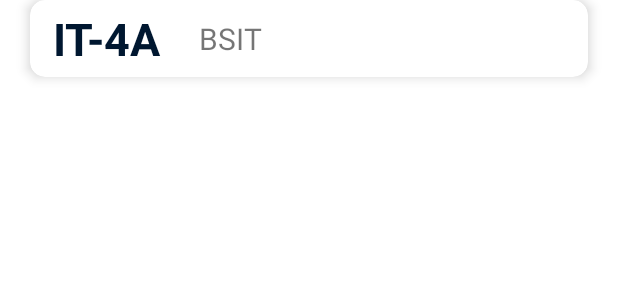
After one commit to itechpaulj/gportal, an Android app: the layout sections_list_item.xml on its own in the app's theme, with its tools: preview values and no code run, on a phone screen of 412 x 824 dp. The commit adds this screen. Shown: the top 300 px of the screen. Run offline under Robolectric (Android 15) with nearby library versions, the phone set to English and light mode, and no system bars.

Commit message:
View Sections

```diff
--- a/app/src/main/res/layout/activity_testinganbutton.xml
+++ b/app/src/main/res/layout/activity_testinganbutton.xml
@@ -50,4 +50,10 @@
         android:layout_width="wrap_content"
         android:layout_height="wrap_content"></Button>
 
+    <Button
+        android:textColor="@color/white"
+        android:id="@+id/viewSections"
+        android:text="View Sections"
+        android:layout_width="wrap_content"
+        android:layout_height="wrap_content"></Button>
 </LinearLayout>
--- /dev/null
+++ b/app/src/main/res/layout/sections_list_item.xml
@@ -0,0 +1,47 @@
+<?xml version="1.0" encoding="utf-8"?>
+<androidx.cardview.widget.CardView xmlns:android="http://schemas.android.com/apk/res/android"
+    xmlns:app="http://schemas.android.com/apk/res-auto"
+    android:id="@+id/parent"
+    android:layout_width="match_parent"
+    android:layout_height="wrap_content"
+    android:layout_marginLeft="20dp"
+    android:layout_marginRight="20dp"
+    android:layout_marginBottom="5dp"
+    android:layout_marginTop="0dp"
+    android:outlineAmbientShadowColor="@color/colorPrimary"
+    app:cardCornerRadius="10dp"
+    app:cardElevation="5dp">
+
+    <RelativeLayout
+        android:layout_width="match_parent"
+        android:layout_height="wrap_content">
+
+
+        <TextView
+            android:id="@+id/secCode"
+            android:layout_width="wrap_content"
+            android:layout_height="wrap_content"
+            android:layout_centerVertical="true"
+            android:layout_marginLeft="10dp"
+            android:layout_marginRight="10dp"
+            android:padding="5dp"
+            android:shadowRadius="@android:integer/config_longAnimTime"
+            android:text="IT-4A"
+            android:textColor="@color/colorPrimary"
+            android:textSize="30sp"
+            android:textStyle="bold" />
+
+
+        <TextView
+            android:id="@+id/secDetails"
+            android:layout_width="wrap_content"
+            android:layout_height="wrap_content"
+            android:layout_centerVertical="true"
+            android:layout_margin="10dp"
+            android:layout_toRightOf="@+id/secCode"
+            android:text="BSIT"
+            android:textSize="20sp" />
+
+    </RelativeLayout>
+
+</androidx.cardview.widget.CardView>
```
Also changed, not shown: app/src/main/java/com/javinezpaul/gradeportalschool/Ay.java (added, +64 -0 lines), app/src/main/java/com/javinezpaul/gradeportalschool/Section.java (added, +44 -0 lines), app/src/main/java/com/javinezpaul/gradeportalschool/SectionRecViewAdapter.java (added, +82 -0 lines), app/src/main/java/com/javinezpaul/gradeportalschool/Subject.java (added, +64 -0 lines), app/src/main/java/com/javinezpaul/gradeportalschool/Testinganbutton.java (+10 -1 lines), app/src/main/java/com/javinezpaul/gradeportalschool/ViewPrograms.java (+4 -5 lines), app/src/main/java/com/javinezpaul/gradeportalschool/ViewSections.java (added, +35 -0 lines), app/src/main/res/layout/activity_view_sections.xml (added, +21 -0 lines), app/src/main/java/com/javinezpaul/gradeportalschool/Program.java (line endings or trailing spaces).
